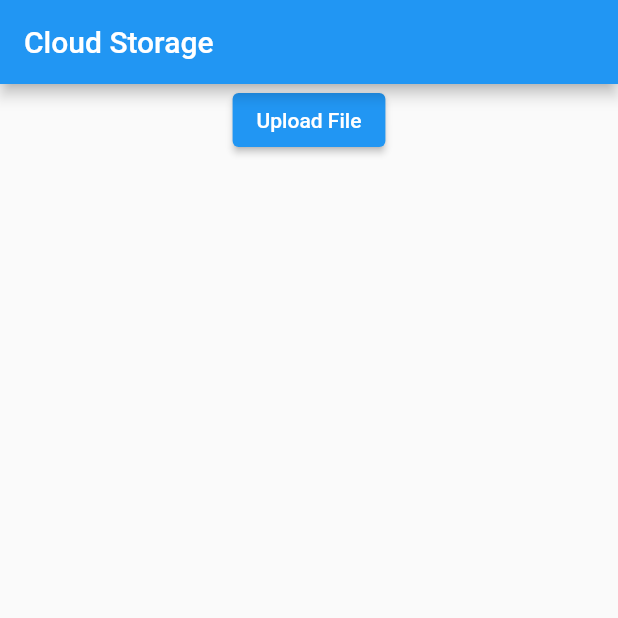
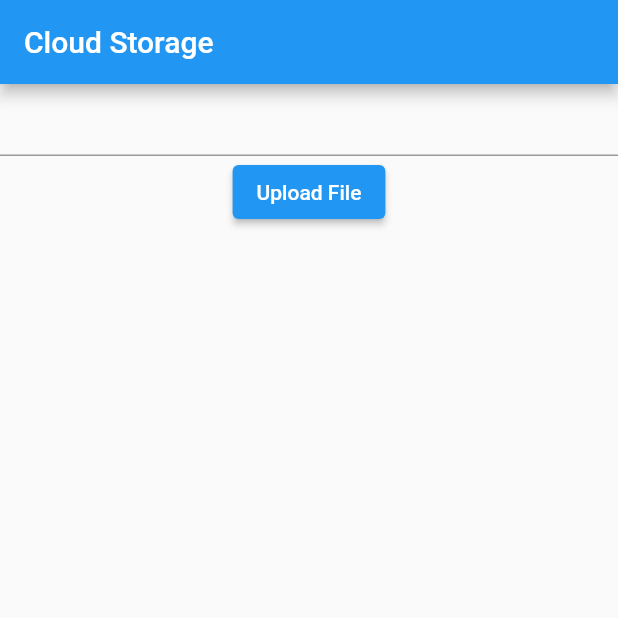
Before and after one commit to syedahmedusman2/Cloud-Storage-Practice, a Flutter app: the screen it shows after launch, on a phone screen of 412 x 824 dp, the top half of it. Run offline on Flutter 3.47's test engine with Material 2 defaults, Android fonts, the light colour scheme and no system bars; our stand-ins replace file_picker, firebase_core, firebase_storage; accounts and stored records are empty; network calls fail.

Commit message:
saving image with custom name

```diff
--- a/lib/home_screen.dart
+++ b/lib/home_screen.dart
@@ -6,6 +6,7 @@ import 'package:firebase_storage/firebase_storage.dart';
 import 'package:flutter/material.dart';
 import 'package:firebase_storage/firebase_storage.dart' as firebase_storage;
 
+  TextEditingController textcontroller = TextEditingController();
 class HomeScreen extends StatefulWidget {
   const HomeScreen({Key? key}) : super(key: key);
 
@@ -22,6 +23,7 @@ class _HomeScreenState extends State<HomeScreen> {
           title: const Text('Cloud Storage'),
         ),
         body: Column(children: [
+          TextField(controller: textcontroller,),
           ElevatedButton(
               onPressed: () async {
                 final results = await FilePicker.platform.pickFiles(
@@ -43,35 +45,69 @@ class _HomeScreenState extends State<HomeScreen> {
                 }
                 final pathname = results.files.single.path;
                 // File Name
+                // final filename = textcontroller.text.trim();
                 final filename = results.files.single.name;
                 storage
                     .uploadFile(pathname, filename)
                     .then((value) => print("Done"));
               },
               child: const Text("Upload File")),
-
-              Expanded(child: FutureBuilder(
+          FutureBuilder(
             future: storage.listFiles(),
-                builder: (BuildContext context, AsyncSnapshot<firebase_storage.ListResult>
-                 snap){
-                   if(snap.connectionState==ConnectionState.done&&snap.hasData){
+            builder: (BuildContext context,
+                AsyncSnapshot<firebase_storage.ListResult> snap) {
+              if (snap.connectionState == ConnectionState.done &&
+                  snap.hasData) {
                 return Container(
-                       child: ListView.builder(scrollDirection: Axis.horizontal,itemCount: snap.data!.items.length,itemBuilder: (BuildContext context, index){
-
-                         return ElevatedButton(onPressed: (){}, child: Text(snap.data!.items[index].name)
+                  padding: EdgeInsets.symmetric(horizontal: 10),
+                  height: 50,
+                  child: ListView.builder(
+                      shrinkWrap: true,
+                      scrollDirection: Axis.horizontal,
+                      itemCount: snap.data!.items.length,
+                      itemBuilder: (BuildContext context, index) {
+                        return Padding(
+                          padding: const EdgeInsets.all(8.0),
+                          child: ElevatedButton(
+                              onPressed: () {},
+                              child: Text(snap.data!.items[index].name)),
                         );
                       }),
                 );
               }
-                   if(snap.connectionState==ConnectionState.waiting){
+              if (snap.connectionState == ConnectionState.waiting) {
                 return Center(child: CircularProgressIndicator());
               }
               return Container();
+            },
+          ),
+          SizedBox(height: 20),
+          FutureBuilder(
+            future: storage.downloadedUrl('helloworld'),
+            builder: (BuildContext context,
+                AsyncSnapshot<String> snap) {
+              if (snap.connectionState == ConnectionState.done &&
+                  snap.hasData) {
+                return Expanded(
+                  child: ListView.builder(itemCount: snap.data!.length,itemBuilder: (BuildContext context, index){
+                    return Container(width: 300,height: 450,
+                  child: Image.network(snap.data!,
+                  fit: BoxFit.cover,));
+
+                  }),
+                );
+                //Container(width: 300,height: 450,
+                // child: Image.network(snap.data!,
+                // fit: BoxFit.cover,),
 
 
+              }
+              if (snap.connectionState == ConnectionState.waiting) {
+                return Center(child: CircularProgressIndicator());
+              }
+              return Container();
             },
-
-              ),)
+          )
         ]));
   }
 }
```
Also changed, not shown: lib/storageService.dart (+6 -3 lines). Lines whose indentation alone changed are shown as unchanged.
